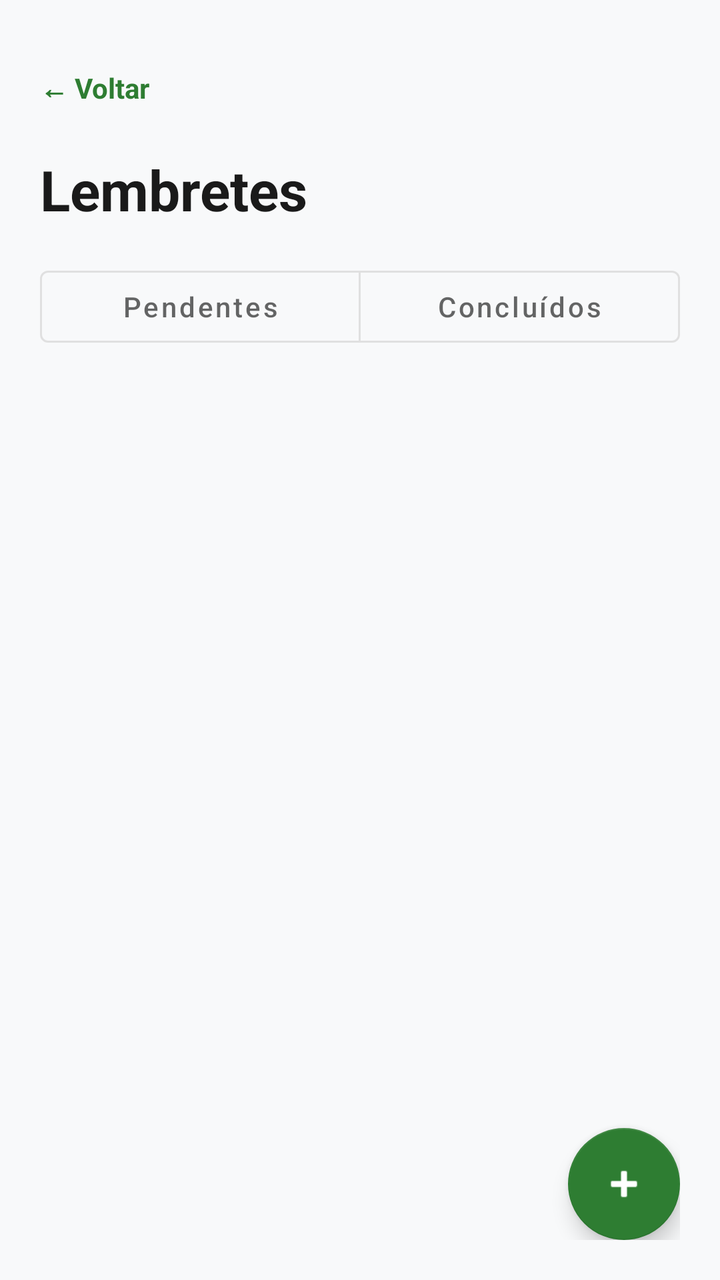
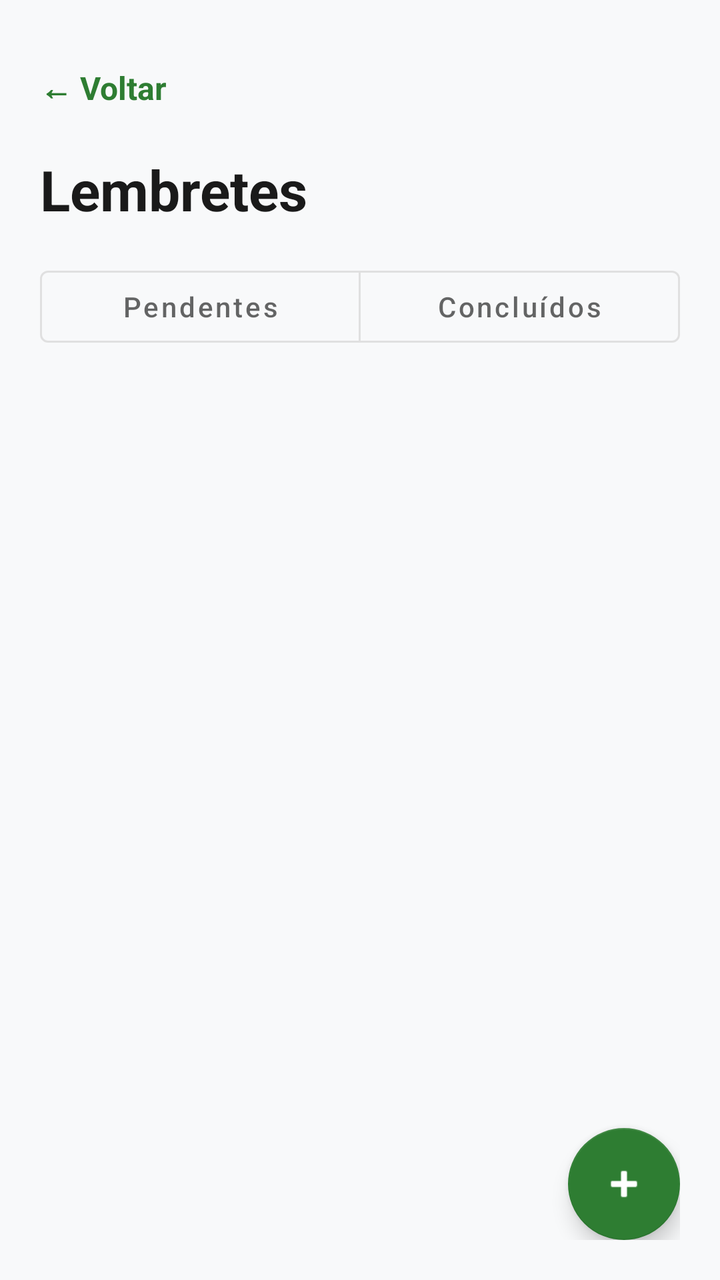

Two renders of the same Android screen: before a commit and after it. Below are the layout's source before the change and the commit's diff.
<!-- AndroidManifest.xml: application theme Theme.Meu_controle -->
<!-- res/layout/activity_lembretes.xml -->
<?xml version="1.0" encoding="utf-8"?>
<LinearLayout xmlns:android="http://schemas.android.com/apk/res/android"
    xmlns:app="http://schemas.android.com/apk/res-auto"
    android:layout_width="match_parent"
    android:layout_height="match_parent"
    android:background="#F8F9FA"
    android:orientation="vertical"
    android:padding="20dp">

    <TextView
        android:id="@+id/reminders_back"
        android:layout_width="wrap_content"
        android:layout_height="48dp"
        android:gravity="center_vertical"
        android:text="@string/btn_voltar"
        android:textColor="@color/green_primary"
        android:textStyle="bold"
        android:clickable="true"
        android:focusable="true"
        android:contentDescription="@string/reminder_back_accessibility" />

    <TextView
        android:layout_width="wrap_content"
        android:layout_height="wrap_content"
        android:layout_marginTop="8dp"
        android:text="@string/reminders_title"
        android:textColor="@color/black"
        android:textSize="28sp"
        android:textStyle="bold" />

    <com.google.android.material.button.MaterialButtonToggleGroup
        android:layout_width="match_parent"
        android:layout_height="wrap_content"
        android:layout_marginTop="16dp"
        app:singleSelection="true"
        app:selectionRequired="true">

        <com.google.android.material.button.MaterialButton
            android:id="@+id/reminders_filter_active"
            style="@style/Widget.MaterialComponents.Button.OutlinedButton"
            android:layout_width="0dp"
            android:layout_height="wrap_content"
            android:layout_weight="1"
            android:checked="true"
            android:text="@string/reminders_filter_active"
            android:textAllCaps="false" />

        <com.google.android.material.button.MaterialButton
            android:id="@+id/reminders_filter_completed"
            style="@style/Widget.MaterialComponents.Button.OutlinedButton"
            android:layout_width="0dp"
            android:layout_height="wrap_content"
            android:layout_weight="1"
            android:text="@string/reminders_filter_completed"
            android:textAllCaps="false" />
    </com.google.android.material.button.MaterialButtonToggleGroup>

    <TextView
        android:id="@+id/reminders_empty"
        android:layout_width="match_parent"
        android:layout_height="wrap_content"
        android:layout_marginTop="32dp"
        android:gravity="center"
        android:textColor="@color/gray_text"
        android:visibility="gone" />

    <androidx.recyclerview.widget.RecyclerView
        android:id="@+id/reminders_list"
        android:layout_width="match_parent"
        android:layout_height="0dp"
        android:layout_marginTop="16dp"
        android:layout_weight="1"
        android:clipToPadding="false"
        android:paddingBottom="12dp" />

    <com.google.android.material.floatingactionbutton.FloatingActionButton
        android:id="@+id/reminders_add"
        android:layout_width="wrap_content"
        android:layout_height="wrap_content"
        android:layout_gravity="end"
        android:contentDescription="@string/reminder_add_accessibility"
        android:src="@android:drawable/ic_input_add"
        app:backgroundTint="@color/green_primary"
        app:tint="@color/white" />
</LinearLayout>
<!-- resources referenced by this layout -->
<resources>
  <color name="black">#1A1A1A</color>
  <color name="gray_text">#666666</color>
  <color name="green_primary">#2E7D32</color>
  <color name="white">#FFFFFF</color>
  <string name="btn_voltar">← Voltar</string>
  <string name="reminder_add_accessibility">Adicionar lembrete</string>
  <string name="reminder_back_accessibility">Voltar</string>
  <string name="reminders_filter_active">Pendentes</string>
  <string name="reminders_filter_completed">Concluídos</string>
  <string name="reminders_title">Lembretes</string>
  <style name="Theme.Meu_controle" parent="Theme.MaterialComponents.DayNight.NoActionBar">
          <item name="colorPrimary">@color/primary</item>
          <item name="colorPrimaryDark">@color/primary_dark</item>
          <item name="colorAccent">@color/primary</item>
      </style>
  <color name="primary">#1976D2</color>
  <color name="primary_dark">#0D47A1</color>
</resources>

<!-- the commit's change to res/layout/activity_lembretes.xml (unified diff, before → after) -->
@@ -1,6 +1,7 @@
 <?xml version="1.0" encoding="utf-8"?>
 <LinearLayout xmlns:android="http://schemas.android.com/apk/res/android"
     xmlns:app="http://schemas.android.com/apk/res-auto"
+    android:id="@+id/reminders_root"
     android:layout_width="match_parent"
     android:layout_height="match_parent"
     android:background="#F8F9FA"
@@ -10,14 +11,19 @@
     <TextView
         android:id="@+id/reminders_back"
         android:layout_width="wrap_content"
-        android:layout_height="48dp"
+        android:layout_height="wrap_content"
+        android:background="?attr/selectableItemBackground"
+        android:clickable="true"
+        android:contentDescription="@string/reminder_back_accessibility"
+        android:focusable="true"
         android:gravity="center_vertical"
+        android:minWidth="88dp"
+        android:minHeight="48dp"
+        android:paddingEnd="16dp"
         android:text="@string/btn_voltar"
         android:textColor="@color/green_primary"
-        android:textStyle="bold"
-        android:clickable="true"
-        android:focusable="true"
-        android:contentDescription="@string/reminder_back_accessibility" />
+        android:textSize="16sp"
+        android:textStyle="bold" />
 
     <TextView
         android:layout_width="wrap_content"
@@ -32,8 +38,8 @@
         android:layout_width="match_parent"
         android:layout_height="wrap_content"
         android:layout_marginTop="16dp"
-        app:singleSelection="true"
-        app:selectionRequired="true">
+        app:selectionRequired="true"
+        app:singleSelection="true">
 
         <com.google.android.material.button.MaterialButton
             android:id="@+id/reminders_filter_active"
